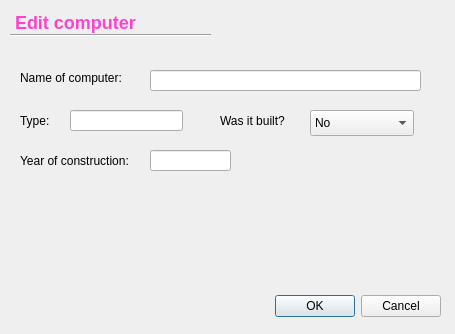
Old version of the form editcomputer.ui in the repository Hopur-50/Verkefni3.
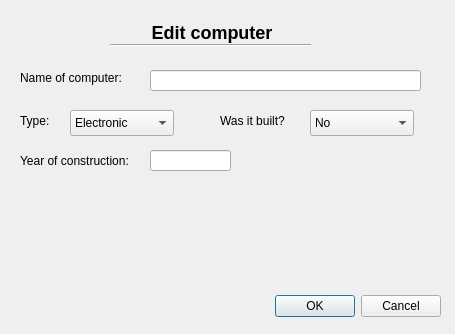
New version of the form.

Diff of the .ui file:
```diff
--- a/editcomputer.ui
+++ b/editcomputer.ui
@@ -130,21 +130,11 @@
     <string>Was it built?</string>
    </property>
   </widget>
-  <widget class="QLineEdit" name="lineType">
-   <property name="geometry">
-    <rect>
-     <x>70</x>
-     <y>110</y>
-     <width>113</width>
-     <height>21</height>
-    </rect>
-   </property>
-  </widget>
   <widget class="QLabel" name="label_4">
    <property name="geometry">
     <rect>
-     <x>10</x>
-     <y>10</y>
+     <x>110</x>
+     <y>20</y>
      <width>201</width>
      <height>51</height>
     </rect>
@@ -156,12 +146,37 @@
     <enum>QFrame::Sunken</enum>
    </property>
    <property name="text">
-    <string>&lt;html&gt;&lt;head/&gt;&lt;body&gt;&lt;p&gt;&lt;span style=&quot; font-size:x-large; font-weight:600; color:#ff42cc;&quot;&gt;Edit computer&lt;/span&gt;&lt;/p&gt;&lt;p&gt;&lt;br/&gt;&lt;/p&gt;&lt;/body&gt;&lt;/html&gt;</string>
+    <string>&lt;html&gt;&lt;head/&gt;&lt;body&gt;&lt;p align=&quot;center&quot;&gt;&lt;span style=&quot; font-size:x-large; font-weight:600; color:#000000;&quot;&gt;Edit computer&lt;/span&gt;&lt;/p&gt;&lt;p&gt;&lt;br/&gt;&lt;/p&gt;&lt;/body&gt;&lt;/html&gt;</string>
    </property>
    <property name="textFormat">
     <enum>Qt::RichText</enum>
    </property>
   </widget>
+  <widget class="QComboBox" name="comboBox">
+   <property name="geometry">
+    <rect>
+     <x>70</x>
+     <y>110</y>
+     <width>104</width>
+     <height>26</height>
+    </rect>
+   </property>
+   <item>
+    <property name="text">
+     <string>Electronic</string>
+    </property>
+   </item>
+   <item>
+    <property name="text">
+     <string>Mechanical</string>
+    </property>
+   </item>
+   <item>
+    <property name="text">
+     <string>Transistored</string>
+    </property>
+   </item>
+  </widget>
  </widget>
  <resources/>
  <connections>
```
